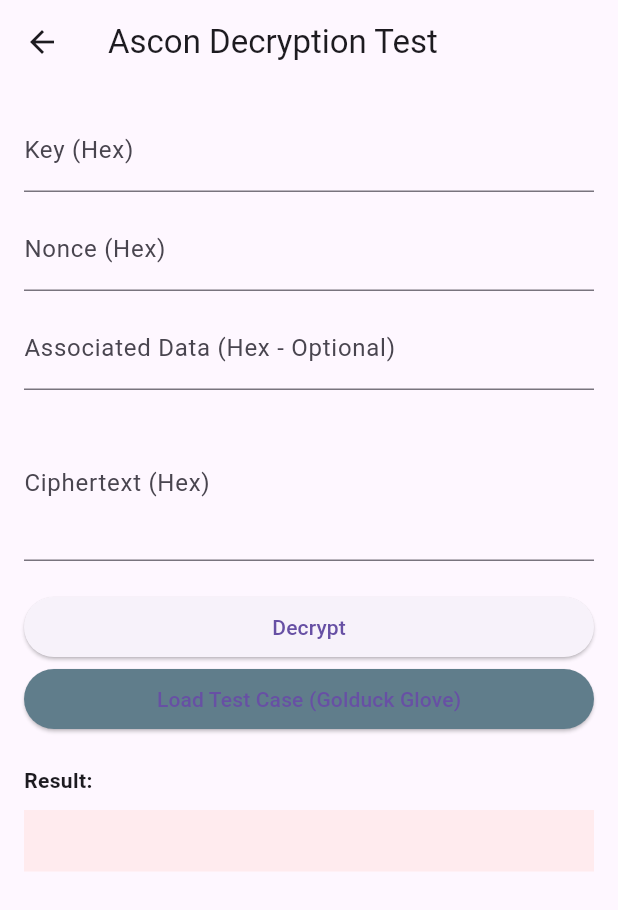
After one commit to harikrishnan-ps/Fall-Detection, a Flutter app: the screen it shows once a user with an empty profile is signed in, after a tap on "I am a CAREGIVER", after a tap on the "security" icon, on a phone screen of 412 x 824 dp. The commit adds this screen. Shown: the top 910 px of the screen. Run offline on Flutter 3.47's test engine with Material 3 defaults, Android fonts, the phone set to English and light mode, and no system bars; our stand-ins replace cloud_firestore, firebase_auth, firebase_core, firebase_messaging, flutter_local_notifications, flutter_map and 4 more; missing offline and left inert: dart:ffi; accounts and stored records are empty.

Commit message:
Added Encryption and Map

```diff
--- /dev/null
+++ b/lib/Encryption/ascon.dart
@@ -0,0 +1,147 @@
+import 'dart:ffi' as ffi;
+import 'dart:io';
+import 'dart:typed_data';
+import 'package:ffi/ffi.dart'; // For calloc and malloc
+
+// --- C Function Signature ---
+// int crypto_aead_decrypt(
+//    unsigned char* m, unsigned long long* mlen,
+//    unsigned char* nsec, const unsigned char* c,
+//    unsigned long long clen, const unsigned char* ad,
+//    unsigned long long adlen, const unsigned char* npub,
+//    const unsigned char* k
+// )
+typedef CryptoDecryptC = ffi.Int32 Function(
+  ffi.Pointer<ffi.Uint8> m,       // Output: Plaintext
+  ffi.Pointer<ffi.Uint64> mlen,   // Output: Plaintext Length
+  ffi.Pointer<ffi.Uint8> nsec,    // Unused
+  ffi.Pointer<ffi.Uint8> c,       // Input: Ciphertext
+  ffi.Uint64 clen,                // Input: Ciphertext Length
+  ffi.Pointer<ffi.Uint8> ad,      // Input: Associated Data
+  ffi.Uint64 adlen,               // Input: AD Length
+  ffi.Pointer<ffi.Uint8> npub,    // Input: Nonce
+  ffi.Pointer<ffi.Uint8> k,       // Input: Key
+);
+
+// --- Dart Function Signature ---
+typedef CryptoDecryptDart = int Function(
+  ffi.Pointer<ffi.Uint8> m,
+  ffi.Pointer<ffi.Uint64> mlen,
+  ffi.Pointer<ffi.Uint8> nsec,
+  ffi.Pointer<ffi.Uint8> c,
+  int clen,
+  ffi.Pointer<ffi.Uint8> ad,
+  int adlen,
+  ffi.Pointer<ffi.Uint8> npub,
+  ffi.Pointer<ffi.Uint8> k,
+);
+
+class Ascon {
+  late ffi.DynamicLibrary _lib;
+  late CryptoDecryptDart _decryptFunc;
+
+  Ascon() {
+    // 1. Open the library
+    if (Platform.isAndroid) {
+      // Assuming libascon.so is in the JNI libs path
+      _lib = ffi.DynamicLibrary.open('libascon.so');
+    } else if (Platform.isLinux) {
+       _lib = ffi.DynamicLibrary.open('./libascon.so');
+    } else {
+      // Fallback for testing or other platforms
+      // For iOS it might be 'ascon.framework/ascon' or similar checking Process
+      if (Platform.isIOS) {
+          _lib = ffi.DynamicLibrary.process();
+      } else {
+          throw UnsupportedError('Platform not supported for Ascon FFI');
+      }
+    }
+
+    try {
+        // 2. Lookup the function
+        _decryptFunc = _lib.lookupFunction<CryptoDecryptC, CryptoDecryptDart>(
+          'crypto_aead_decrypt',
+        );
+    } catch (e) {
+        // Handle lookup failure gracefully or rethrow
+        print('Error looking up crypto_aead_decrypt: $e');
+        rethrow;
+    }
+  }
+
+  /// Decrypts [ciphertext] using ASCON.
+  /// Returns [Uint8List] of plaintext if successful, or null if verification fails.
+  Uint8List? decrypt({
+    required Uint8List ciphertext,
+    required Uint8List key,
+    required Uint8List nonce,
+    Uint8List? associatedData,
+  }) {
+    associatedData ??= Uint8List(0);
+
+    // --- Memory Allocation ---
+    // We must manually allocate C memory on the heap.
+    // 'm' (plaintext) can be at most 'clen' bytes long.
+    final mPtr = calloc<ffi.Uint8>(ciphertext.length);
+    final mlenPtr = calloc<ffi.Uint64>(1);
+    final cPtr = calloc<ffi.Uint8>(ciphertext.length);
+    final adPtr = calloc<ffi.Uint8>(associatedData.length);
+    final npubPtr = calloc<ffi.Uint8>(nonce.length);
+    final kPtr = calloc<ffi.Uint8>(key.length);
+
+    try {
+      // --- Copy Data to C Pointers ---
+      // We copy byte-by-byte to ensure safe transfer to the C heap
+      for (var i = 0; i < ciphertext.length; i++) {
+        cPtr[i] = ciphertext[i];
+      }
+      for (var i = 0; i < associatedData.length; i++) {
+        adPtr[i] = associatedData[i];
+      }
+      for (var i = 0; i < nonce.length; i++) {
+        npubPtr[i] = nonce[i];
+      }
+      for (var i = 0; i < key.length; i++) {
+        kPtr[i] = key[i];
+      }
+
+      // --- Call C Function ---
+      final result = _decryptFunc(
+        mPtr,
+        mlenPtr,
+        ffi.nullptr, // nsec is unused in your C code
+        cPtr,
+        ciphertext.length,
+        adPtr,
+        associatedData.length,
+        npubPtr,
+        kPtr,
+      );
+
+      // --- Handle Result ---
+      if (result != 0) {
+        // Ascon returns -1 if authentication fails (tag mismatch)
+        return null;
+      }
+
+      // Extract the actual plaintext length and data
+      final actualLen = mlenPtr.value;
+      final plaintext = Uint8List(actualLen);
+      for (var i = 0; i < actualLen; i++) {
+        plaintext[i] = mPtr[i];
+      }
+
+      return plaintext;
+
+    } finally {
+      // --- Cleanup ---
+      // Crucial: Free the manual memory to avoid leaks
+      calloc.free(mPtr);
+      calloc.free(mlenPtr);
+      calloc.free(cPtr);
+      calloc.free(adPtr);
+      calloc.free(npubPtr);
+      calloc.free(kPtr);
+    }
+  }
+}
--- a/lib/screens/caregiver/caregiver_dashboard.dart
+++ b/lib/screens/caregiver/caregiver_dashboard.dart
@@ -7,6 +7,7 @@ import '../../services/auth_service.dart';
 import '../../services/firestore_service.dart';
 import '../../services/notification_service.dart';
 import 'patient_detail_screen.dart';
+import '../encryption_test_screen.dart';
 
 class CaregiverDashboard extends StatefulWidget {
   const CaregiverDashboard({Key? key}) : super(key: key);
@@ -167,6 +168,20 @@ class _CaregiverDashboardState extends State<CaregiverDashboard> {
           const SizedBox(height: 10),
 
           FloatingActionButton(
+            heroTag: "test_enc",
+            onPressed: () {
+              Navigator.push(
+                context,
+                MaterialPageRoute(
+                    builder: (_) => const EncryptionTestScreen()),
+              );
+            },
+            child: const Icon(Icons.security),
+          ),
+
+          const SizedBox(height: 10),
+
+          FloatingActionButton(
             heroTag: "add",
             onPressed: showAddPatientDialog,
             child: const Icon(Icons.add),
--- /dev/null
+++ b/lib/screens/encryption_test_screen.dart
@@ -0,0 +1,139 @@
+import 'dart:typed_data';
+import 'package:flutter/material.dart';
+import '../../Encryption/ascon.dart';
+import '../../utils/hex_utils.dart';
+
+class EncryptionTestScreen extends StatefulWidget {
+  const EncryptionTestScreen({Key? key}) : super(key: key);
+
+  @override
+  State<EncryptionTestScreen> createState() => _EncryptionTestScreenState();
+}
+
+class _EncryptionTestScreenState extends State<EncryptionTestScreen> {
+  final _keyController = TextEditingController();
+  final _nonceController = TextEditingController();
+  final _adController = TextEditingController();
+  final _ciphertextController = TextEditingController();
+
+  String _result = "";
+  bool _isSuccess = false;
+
+  void _decrypt() {
+    final keyBytes = HexUtils.fromHex(_keyController.text);
+    final nonceBytes = HexUtils.fromHex(_nonceController.text);
+    final adBytes = HexUtils.fromHex(_adController.text) ?? Uint8List(0);
+    final ciphertextBytes = HexUtils.fromHex(_ciphertextController.text);
+
+    if (keyBytes == null || nonceBytes == null || ciphertextBytes == null) {
+      setState(() {
+        _result = "Invalid Hex Input";
+        _isSuccess = false;
+      });
+      return;
+    }
+
+    try {
+      final ascon = Ascon();
+      final plaintext = ascon.decrypt(
+        ciphertext: ciphertextBytes,
+        key: keyBytes,
+        nonce: nonceBytes,
+        associatedData: adBytes,
+      );
+
+      setState(() {
+        if (plaintext != null) {
+          _isSuccess = true;
+          // Try to decode as UTF-8 string, or just show hex
+          try {
+            final text = String.fromCharCodes(plaintext);
+            _result = "Success!\nHex: ${HexUtils.toHex(plaintext)}\nText: $text";
+          } catch (_) {
+            _result = "Success!\nHex: ${HexUtils.toHex(plaintext)}";
+          }
+        } else {
+          _isSuccess = false;
+          _result = "Decryption Failed (Tag Mismatch)";
+        }
+      });
+    } catch (e) {
+      setState(() {
+        _isSuccess = false;
+        _result = "Error: $e";
+      });
+    }
+  }
+
+  @override
+  Widget build(BuildContext context) {
+    return Scaffold(
+      appBar: AppBar(title: const Text("Ascon Decryption Test")),
+      body: SingleChildScrollView(
+        padding: const EdgeInsets.all(16.0),
+        child: Column(
+          crossAxisAlignment: CrossAxisAlignment.stretch,
+          children: [
+            TextField(
+              controller: _keyController,
+              decoration: const InputDecoration(labelText: "Key (Hex)"),
+            ),
+            const SizedBox(height: 10),
+            TextField(
+              controller: _nonceController,
+              decoration: const InputDecoration(labelText: "Nonce (Hex)"),
+            ),
+            const SizedBox(height: 10),
+            TextField(
+              controller: _adController,
+              decoration: const InputDecoration(labelText: "Associated Data (Hex - Optional)"),
+            ),
+            const SizedBox(height: 10),
+            TextField(
+              controller: _ciphertextController,
+              decoration: const InputDecoration(labelText: "Ciphertext (Hex)"),
+              maxLines: 3,
+            ),
+            const SizedBox(height: 20),
+            ElevatedButton(
+              onPressed: _decrypt,
+              child: const Text("Decrypt"),
+            ),
+            ElevatedButton(
+              onPressed: () {
+                setState(() {
+                  _keyController.text = "000102030405060708090a0b0c0d0e0f";
+                  _nonceController.text = "a0a1a2a3a4a5a6a7a8a9aaabacadaeaf";
+                  _adController.text = "";
+                  _ciphertextController.text =
+                      "a83367c0328d297d3b32841fb359d992a9ac15491de3f075a18617c650";
+                });
+              },
+              style: ElevatedButton.styleFrom(
+                backgroundColor: Colors.blueGrey,
+              ),
+              child: const Text("Load Test Case (Golduck Glove)"),
+            ),
+            const SizedBox(height: 20),
+            Text(
+              "Result:",
+              style: const TextStyle(fontWeight: FontWeight.bold),
+            ),
+            const SizedBox(height: 10),
+            Container(
+              padding: const EdgeInsets.all(10),
+              color: _isSuccess ? Colors.green[50] : Colors.red[50],
+              child: Text(
+                _result,
+                style: TextStyle(
+                  color: _isSuccess ? Colors.green[900] : Colors.red[900],
+                  fontFamily: 'Courier',
+                ),
+              ),
+            ),
+          ],
+        ),
+      ),
+    );
+  }
+}
--- a/lib/services/firestore_service.dart
+++ b/lib/services/firestore_service.dart
@@ -68,6 +68,7 @@ class FirestoreService {
         .collection(AppConstants.alertsCollection)
         .where('patientId', isEqualTo: patientId)
         .orderBy('timestamp', descending: true)
+        .limit(50) // Limit to 50 recent (fixes frame drops)
         .snapshots()
         .map((snapshot) {
       return snapshot.docs.map((doc) {
--- a/lib/services/notification_service.dart
+++ b/lib/services/notification_service.dart
@@ -1,39 +1,94 @@
-
 import 'package:firebase_messaging/firebase_messaging.dart';
 import 'package:cloud_firestore/cloud_firestore.dart';
 import 'package:firebase_auth/firebase_auth.dart';
 import 'package:flutter/material.dart';
+import 'package:flutter_local_notifications/flutter_local_notifications.dart';
+
+// Top-level background handler
+@pragma('vm:entry-point')
+Future<void> _firebaseMessagingBackgroundHandler(RemoteMessage message) async {
+  debugPrint("Handling a background message: ${message.messageId}");
+  // You can initialize logic here if needed, but simple notifications work automatically.
+}
 
 class NotificationService {
   static final FirebaseMessaging _firebaseMessaging = FirebaseMessaging.instance;
+  static final FlutterLocalNotificationsPlugin _localNotifications = FlutterLocalNotificationsPlugin();
+
+  static const String _channelId = 'high_importance_channel';
+  static const String _channelName = 'High Importance Notifications';
+  static const String _channelDesc = 'This channel is used for important notifications.';
 
   static Future<void> initialize() async {
-    // 1. Request permissions
+    // 1. Setup Background Handler
+    FirebaseMessaging.onBackgroundMessage(_firebaseMessagingBackgroundHandler);
+
+    // 2. Request Permissions
     NotificationSettings settings = await _firebaseMessaging.requestPermission(
       alert: true,
       badge: true,
       sound: true,
+      provisional: false,
     );
+
 
     if (settings.authorizationStatus == AuthorizationStatus.authorized) {
       debugPrint('✅ User granted permission');
 
-      // 2. Get Token
-      // await registerToken(); <--- MISTAKE WAS HERE, REMOVED RECURSION
+      // 3. Initialize Local Notifications
+      const AndroidInitializationSettings androidSettings =
+          AndroidInitializationSettings('@mipmap/ic_launcher');
+
+      const InitializationSettings initSettings =
+          InitializationSettings(android: androidSettings);
+
+      await _localNotifications.initialize(initSettings);
+
+      // 4. Create Notification Channel (Android)
+      final AndroidNotificationChannel channel = const AndroidNotificationChannel(
+        _channelId,
+        _channelName,
+        description: _channelDesc,
+        importance: Importance.max,
+      );
+
+      await _localNotifications
+          .resolvePlatformSpecificImplementation<
+              AndroidFlutterLocalNotificationsPlugin>()
+          ?.createNotificationChannel(channel);
+
+      // 5. Get Token and Save
       String? token = await _firebaseMessaging.getToken();
-
       if (token != null) {
          await saveTokenToFirestore(token);
       }
 
-      // 3. Handle Foreground Messages
+
+      // 6. Handle Foreground Messages
       FirebaseMessaging.onMessage.listen((RemoteMessage message) {
         debugPrint('Got a message whilst in the foreground!');
-        debugPrint('Message data: ${message.data}');
 
-        if (message.notification != null) {
-          debugPrint('Message also contained a notification: ${message.notification}');
-          // You could show a local notification here if you want
+        RemoteNotification? notification = message.notification;
+        AndroidNotification? android = message.notification?.android;
+
+        // If notification is present, show local notification
+        if (notification != null && android != null) {
+          _localNotifications.show(
+            notification.hashCode,
+            notification.title,
+            notification.body,
+            NotificationDetails(
+              android: AndroidNotificationDetails(
+                _channelId,
+                _channelName,
+                channelDescription: _channelDesc,
+                icon: '@mipmap/ic_launcher',
+                importance: Importance.max,
+                priority: Priority.high,
+                fullScreenIntent: true, // Optional: for really important alerts
+              ),
+            ),
+          );
         }
       });
 
@@ -42,24 +97,31 @@ class NotificationService {
     }
   }
 
+  static Future<void> updateToken() async {
+    String? token = await _firebaseMessaging.getToken();
+    if (token != null) {
+      await saveTokenToFirestore(token);
+    }
+  }
+
   static Future<void> saveTokenToFirestore(String token) async {
     try {
       debugPrint("🟢 FCM Token: $token");
-
-      String uid = FirebaseAuth.instance.currentUser!.uid;
+      final user = FirebaseAuth.instance.currentUser;
+      if (user == null) return;
 
       await FirebaseFirestore.instance
           .collection('users')
-          .doc(uid)
-          .update({'fcmToken': token}); // Changed from oneSignalId to fcmToken
+          .doc(user.uid)
+          .update({'fcmToken': token});
 
       debugPrint("✅ FCM Token saved to Firestore");
 
       // Listen for token refreshes
       _firebaseMessaging.onTokenRefresh.listen((newToken) async {
-        await FirebaseFirestore.instance
+         await FirebaseFirestore.instance
           .collection('users')
-          .doc(uid)
+          .doc(user.uid)
           .update({'fcmToken': newToken});
         debugPrint("♻️ FCM Token refreshed and saved");
       });
--- /dev/null
+++ b/lib/utils/hex_utils.dart
@@ -0,0 +1,24 @@
+import 'dart:typed_data';
+
+class HexUtils {
+  static Uint8List? fromHex(String hex) {
+    try {
+      hex = hex.replaceAll(' ', '').toUpperCase();
+      if (hex.length % 2 != 0) {
+        return null; // Invalid length
+      }
+      final result = Uint8List(hex.length ~/ 2);
+      for (var i = 0; i < hex.length; i += 2) {
+        final byte = int.parse(hex.substring(i, i + 2), radix: 16);
+        result[i ~/ 2] = byte;
+      }
+      return result;
+    } catch (e) {
+      return null;
+    }
+  }
+
+  static String toHex(Uint8List bytes) {
+    return bytes.map((b) => b.toRadixString(16).padLeft(2, '0')).join('');
+  }
+}
--- a/pubspec.yaml
+++ b/pubspec.yaml
@@ -43,7 +43,8 @@ dependencies:
 
   # Location & Maps
   geolocator: ^11.0.0
-  google_maps_flutter: ^2.6.1
+  flutter_map: ^7.0.2
+  latlong2: ^0.9.1
   permission_handler: ^11.3.1
 
   # Notifications
@@ -54,6 +55,7 @@ dependencies:
 
   sensors_plus: ^7.0.0
   http: ^1.6.0
+  ffi: ^2.2.0
 
 
 dev_dependencies:
```
Also changed, not shown: lib/screens/caregiver/patient_detail_screen.dart (+26 -23 lines), lib/services/auth_service.dart (+6 -1 lines), pubspec.lock, 3 other files.
